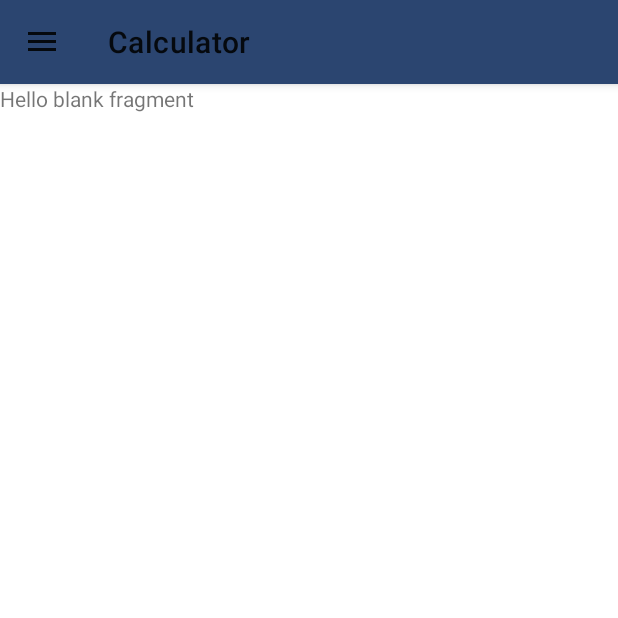
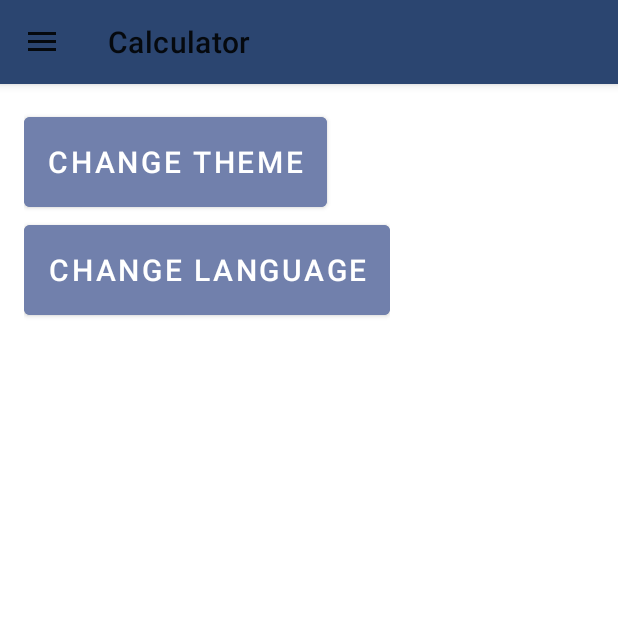
Before and after one commit to raquelmcoelho/android-calculator, an Android app: the screen it shows after launch (MainActivity), in the side drawer, after a tap on "Settings", on a phone screen of 412 x 824 dp, the top half of it. Run offline under Robolectric (Android 15) with nearby library versions, the phone set to English and light mode, and no system bars; 1 statement that could not run was skipped.

Commit message:
feat!: adding config buttons

```diff
--- a/app/src/main/java/fr/ensicaen/calculator/view/SettingsFragment.java
+++ b/app/src/main/java/fr/ensicaen/calculator/view/SettingsFragment.java
@@ -2,13 +2,19 @@ package fr.ensicaen.calculator.view;
 
 import android.os.Bundle;
 
+import androidx.annotation.NonNull;
 import androidx.fragment.app.Fragment;
 
 import android.view.LayoutInflater;
 import android.view.View;
 import android.view.ViewGroup;
 
-import fr.ensicaen.calculator.R;
+import fr.ensicaen.calculator.databinding.FragmentSettingsBinding;
+import java.util.Locale;
+import android.content.Intent;
+import android.content.res.Configuration;
+import android.content.res.Resources;
+import android.util.DisplayMetrics;
 
 /**
  * A simple {@link Fragment} subclass.
@@ -25,6 +31,8 @@ public class SettingsFragment extends Fragment {
     // TODO: Rename and change types of parameters
     private String mParam1;
     private String mParam2;
+
+    private FragmentSettingsBinding fragmentSettingsBinding;
 
     public SettingsFragment() {
         // Required empty public constructor
@@ -51,16 +59,38 @@ public class SettingsFragment extends Fragment {
     @Override
     public void onCreate(Bundle savedInstanceState) {
         super.onCreate(savedInstanceState);
-        if (getArguments() != null) {
-            mParam1 = getArguments().getString(ARG_PARAM1);
-            mParam2 = getArguments().getString(ARG_PARAM2);
-        }
+        fragmentSettingsBinding = FragmentSettingsBinding.inflate(getLayoutInflater());
     }
 
     @Override
-    public View onCreateView(LayoutInflater inflater, ViewGroup container,
+    public View onCreateView(@NonNull LayoutInflater inflater, ViewGroup container,
                              Bundle savedInstanceState) {
-        // Inflate the layout for this fragment
-        return inflater.inflate(R.layout.fragment_settings, container, false);
+        fragmentSettingsBinding = FragmentSettingsBinding.inflate(getLayoutInflater(), container, false);
+
+        fragmentSettingsBinding.btnLanguage.setOnClickListener(v -> changeLanguage());
+        fragmentSettingsBinding.btnTheme.setOnClickListener(v -> changeTheme());
+
+        return fragmentSettingsBinding.getRoot();
+    }
+
+
+    void changeLanguage(String lang) {
+        System.out.println("changing language");
+
+        Locale myLocale = new Locale(lang);
+        Resources res = getResources();
+        DisplayMetrics dm = res.getDisplayMetrics();
+        Configuration conf = res.getConfiguration();
+        conf.locale = myLocale;
+        res.updateConfiguration(conf, dm);
+        Intent refresh = new Intent(this, AndroidLocalize.class);
+        finish();
+        startActivity(refresh);
+
+    }
+
+    void changeTheme() {
+        System.out.println("changing theme");
+
     }
 }
--- a/app/src/main/res/layout/fragment_settings.xml
+++ b/app/src/main/res/layout/fragment_settings.xml
@@ -5,10 +5,33 @@
     android:layout_height="match_parent"
     tools:context=".view.SettingsFragment">
 
-    <!-- TODO: Update blank fragment layout -->
-    <TextView
-        android:layout_width="match_parent"
-        android:layout_height="match_parent"
-        android:text="@string/hello_blank_fragment" />
+        <LinearLayout
+            android:layout_width="wrap_content"
+            android:layout_height="wrap_content"
+            android:orientation="vertical"
+            android:layout_margin="16dp"
+            >
 
+            <com.google.android.material.button.MaterialButton
+                android:id="@+id/btnTheme"
+                android:layout_width="wrap_content"
+                android:layout_height="72dp"
+                android:textSize="20sp"
+                android:text="@string/button_theme"
+                android:textColor="@color/white"
+                android:backgroundTint="@color/medium_dark"
+                style="@style/ShapeAppearanceOverlay.Material3.FloatingActionButton"
+                />
+
+            <com.google.android.material.button.MaterialButton
+                android:id="@+id/btnLanguage"
+                android:layout_width="wrap_content"
+                android:layout_height="72dp"
+                android:textSize="20sp"
+                android:text="@string/button_language"
+                android:textColor="@color/white"
+                android:backgroundTint="@color/medium_dark"
+                style="@style/ShapeAppearanceOverlay.Material3.FloatingActionButton"
+                />
+        </LinearLayout>
 </FrameLayout>
--- a/app/src/main/res/values/strings.xml
+++ b/app/src/main/res/values/strings.xml
@@ -30,4 +30,6 @@
     <string name="nav_open">Open navigation</string>
     <string name="nav_close">Close navigation</string>
     <string name="math_error">Invalid operation</string>
+    <string name="button_theme">Change theme</string>
+    <string name="button_language">Change language</string>
 </resources>
```
Also changed, not shown: app/src/main/java/fr/ensicaen/calculator/view/MainActivity.java (+27 -0 lines), 2 other files.
